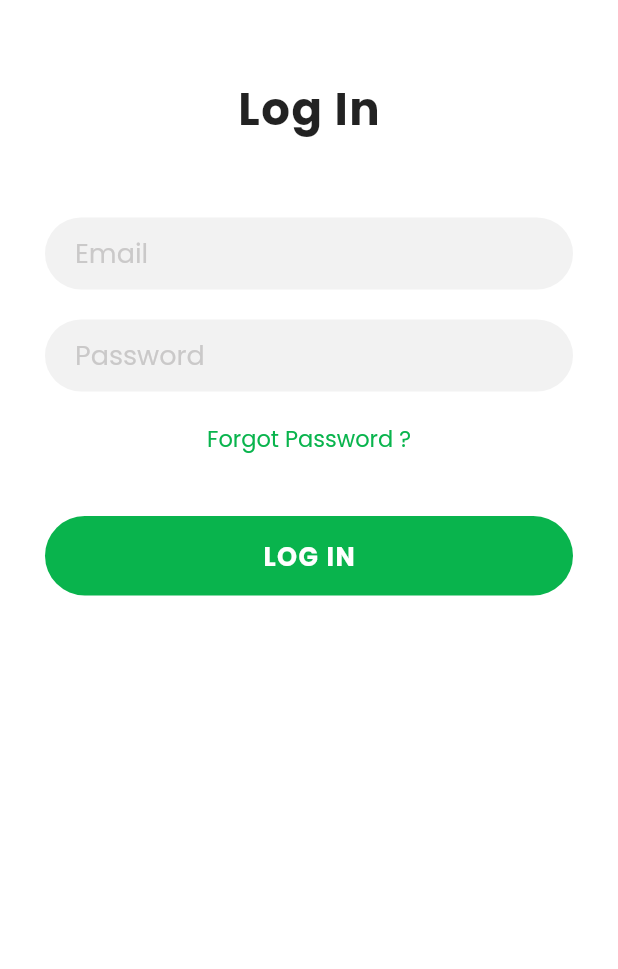
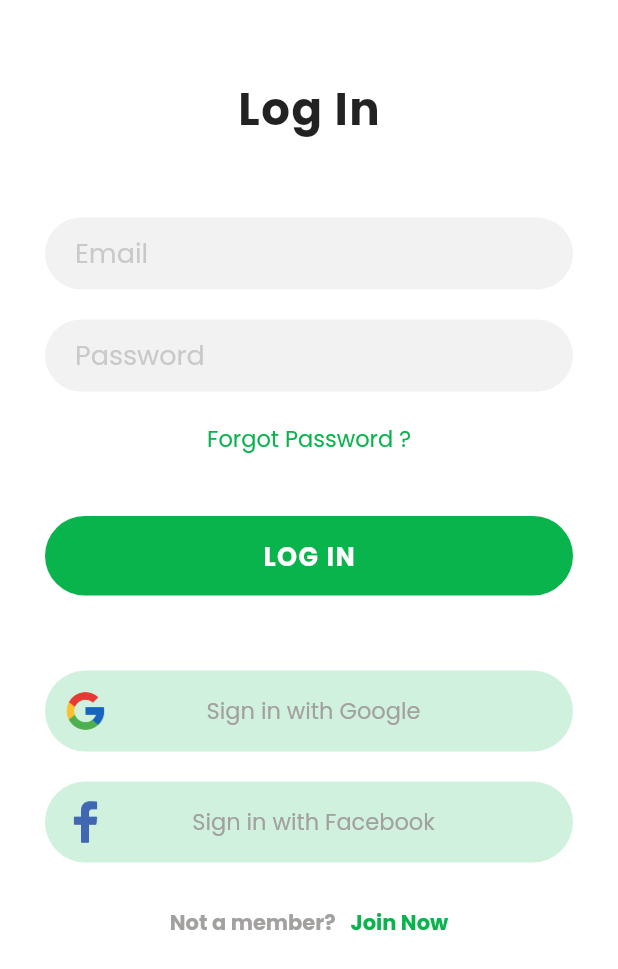
Before and after one commit to niloysikdar/Grow-Green, a Flutter app: the screen it shows after launch, on a phone screen of 412 x 824 dp. Shown: the top 969 px of the screen. Run offline on Flutter 3.47's test engine with Material 2 defaults, Android fonts, the phone set to English and light mode, and no system bars; our stand-ins replace google_fonts.

Commit message:
Login Screen Done

```diff
--- a/lib/constants/colors.dart
+++ b/lib/constants/colors.dart
@@ -2,3 +2,5 @@ import 'package:flutter/material.dart';
 
 final Color lightgreen = Color(0xff09B44D);
 final Color inputbackground = Color(0xffE5E5E5).withOpacity(0.5);
+final Color socialbackground = Color(0xffD0F1DD);
+final Color lightTextcolor = Color(0xffA3A0A0);
--- a/lib/screens/login_screen.dart
+++ b/lib/screens/login_screen.dart
@@ -2,12 +2,14 @@ import 'package:flutter/material.dart';
 import 'package:hack_project/constants/colors.dart';
 import 'package:hack_project/widgets/inputfield.dart';
 import 'package:hack_project/widgets/large_green_button.dart';
+import 'package:hack_project/widgets/social_login_button.dart';
 
 class LoginScreen extends StatelessWidget {
   @override
   Widget build(BuildContext context) {
     return Scaffold(
-      body: Padding(
+      body: SingleChildScrollView(
+        child: Padding(
           padding: EdgeInsets.symmetric(
             vertical: 50,
             horizontal: 30,
@@ -29,20 +31,71 @@ class LoginScreen extends StatelessWidget {
               SizedBox(height: 20),
               CustomInput(
                 hintText: "Password",
+                obscureText: true,
               ),
-            SizedBox(height: 20),
-            Text(
+              SizedBox(height: 10),
+              InkWell(
+                onTap: () {
+                  print("Forgot password pressed");
+                },
+                child: Padding(
+                  padding: const EdgeInsets.all(10),
+                  child: Text(
                     "Forgot Password ?",
                     style: TextStyle(
                       color: lightgreen,
                       fontSize: 15,
                     ),
                   ),
-            SizedBox(height: 40),
+                ),
+              ),
+              SizedBox(height: 30),
               largeGreenButton(
                 text: "LOG IN",
               ),
+              SizedBox(height: 50),
+              socialLoginButton(
+                imageUrl: "assets/images/google.png",
+                text: "Sign in with Google",
+              ),
+              SizedBox(height: 20),
+              socialLoginButton(
+                imageUrl: "assets/images/facebook.png",
+                text: "Sign in with Facebook",
+              ),
+              SizedBox(height: 20),
+              Row(
+                mainAxisAlignment: MainAxisAlignment.center,
+                children: [
+                  Padding(
+                    padding: const EdgeInsets.only(left: 10),
+                    child: Text(
+                      "Not a member?",
+                      style: TextStyle(
+                        color: lightTextcolor,
+                        fontWeight: FontWeight.bold,
+                      ),
+                    ),
+                  ),
+                  InkWell(
+                    onTap: () {
+                      print("Join now pressed");
+                    },
+                    child: Padding(
+                      padding: const EdgeInsets.all(10),
+                      child: Text(
+                        "Join Now",
+                        style: TextStyle(
+                          color: lightgreen,
+                          fontWeight: FontWeight.bold,
+                        ),
+                      ),
+                    ),
+                  ),
                 ],
+              ),
+            ],
+          ),
         ),
       ),
     );
--- a/lib/widgets/inputfield.dart
+++ b/lib/widgets/inputfield.dart
@@ -3,15 +3,20 @@ import 'package:hack_project/constants/colors.dart';
 
 class CustomInput extends StatelessWidget {
   final String hintText;
-  CustomInput({@required this.hintText});
+  final bool obscureText;
+  CustomInput({
+    @required this.hintText,
+    this.obscureText = false,
+  });
   @override
   Widget build(BuildContext context) {
     return TextFormField(
-      cursorColor: Color(0xffA3A0A0),
+      cursorColor: lightgreen,
       style: TextStyle(
         fontSize: 18,
         color: Colors.black,
       ),
+      obscureText: obscureText,
       decoration: InputDecoration(
         filled: true,
         fillColor: inputbackground,
@@ -22,7 +27,7 @@ class CustomInput extends StatelessWidget {
         hintText: hintText,
         hintStyle: TextStyle(
           fontSize: 18,
-          color: Color(0xffA3A0A0).withOpacity(0.5),
+          color: lightTextcolor.withOpacity(0.5),
         ),
         errorStyle: TextStyle(
           color: Colors.red.shade700,
--- /dev/null
+++ b/lib/widgets/social_login_button.dart
@@ -0,0 +1,33 @@
+import 'package:flutter/material.dart';
+import 'package:hack_project/constants/colors.dart';
+
+Widget socialLoginButton({
+  @required String imageUrl,
+  @required String text,
+}) {
+  return Container(
+    padding: EdgeInsets.symmetric(vertical: 12, horizontal: 12),
+    decoration: BoxDecoration(
+      color: socialbackground,
+      borderRadius: BorderRadius.circular(50),
+    ),
+    child: Row(
+      mainAxisAlignment: MainAxisAlignment.spaceBetween,
+      children: [
+        Image.asset(
+          imageUrl,
+          height: 30,
+          width: 30,
+        ),
+        Text(
+          text,
+          style: TextStyle(
+            color: lightTextcolor,
+            fontSize: 15,
+          ),
+        ),
+        Icon(Icons.ac_unit, color: socialbackground),
+      ],
+    ),
+  );
+}
--- a/pubspec.yaml
+++ b/pubspec.yaml
@@ -20,9 +20,8 @@ flutter:
   uses-material-design: true
 
   # To add assets to your application, add an assets section, like this:
-  # assets:
-  #   - images/a_dot_burr.jpeg
-  #   - images/a_dot_ham.jpeg
+  assets:
+    - assets/images/
 
   # An image asset can refer to one or more resolution-specific "variants", see
   # https://flutter.dev/assets-and-images/#resolution-aware.
```
Also changed, not shown: assets/images/facebook.png (added), assets/images/google.png (added). Lines whose indentation alone changed are shown as unchanged.
